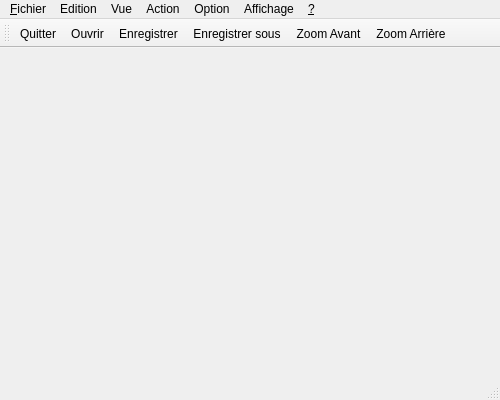
Above: Yags/mainwindow.ui from pech/yags before the change. Below: the same form after it.
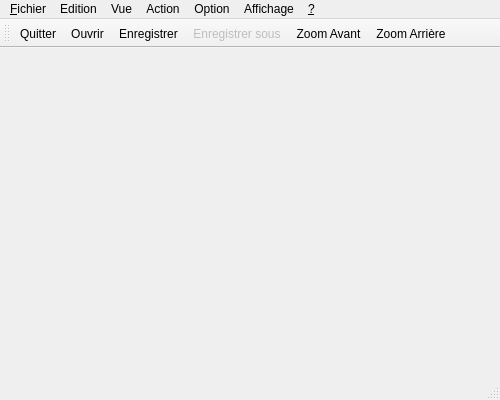
That is the form after the change. Icons and pictures are not drawn.

Patch:
```diff
--- a/Yags/mainwindow.ui
+++ b/Yags/mainwindow.ui
@@ -149,7 +149,7 @@
   </action>
   <action name="actionEnregistrer_sous">
    <property name="enabled">
-    <bool>true</bool>
+    <bool>false</bool>
    </property>
    <property name="icon">
     <iconset resource="ressource.qrc">
```
